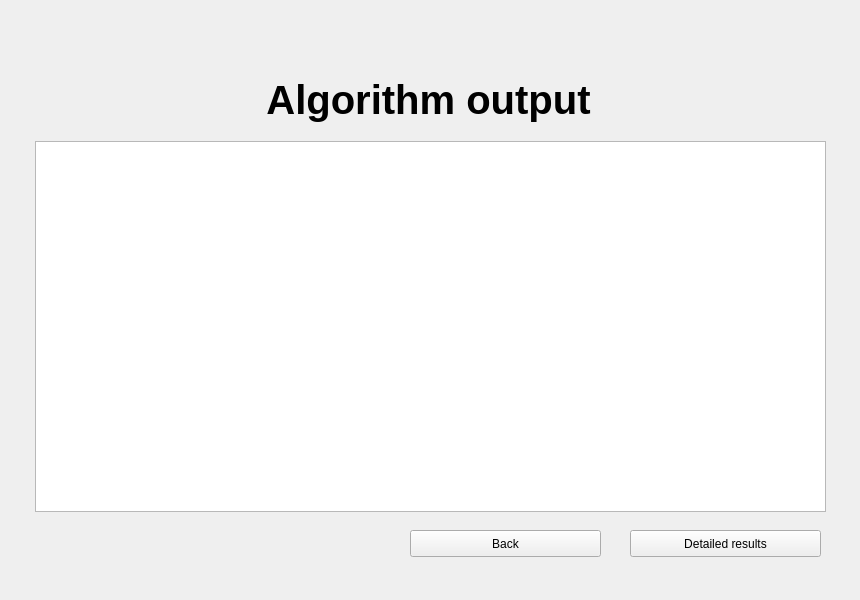
Above: Final/Algorithm/algorithmsummary.ui from aboodmufti/cupid before the change. Below: the same form after it.
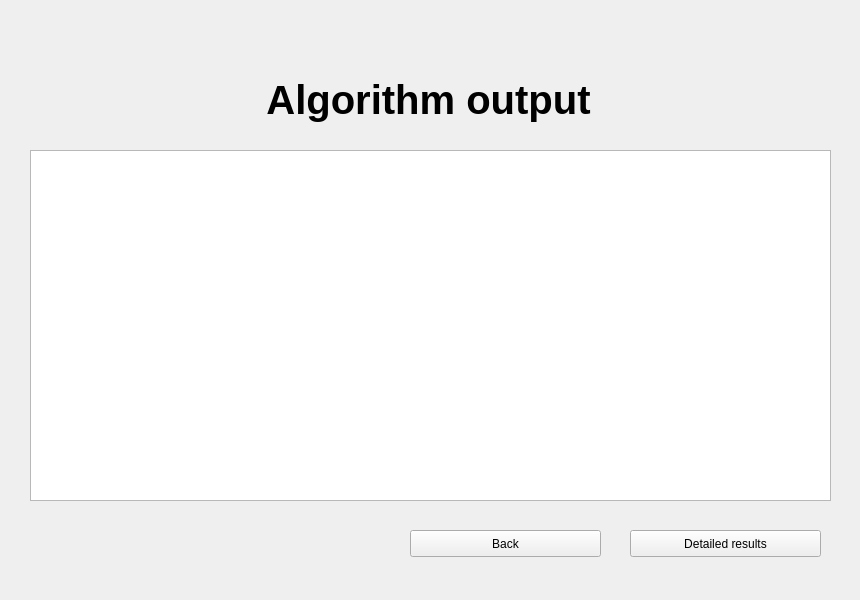
That is the form after the change.

```diff
--- a/Final/Algorithm/algorithmsummary.ui
+++ b/Final/Algorithm/algorithmsummary.ui
@@ -36,16 +36,6 @@
     <set>Qt::AlignCenter</set>
    </property>
   </widget>
-  <widget class="QTextBrowser" name="output">
-   <property name="geometry">
-    <rect>
-     <x>35</x>
-     <y>141</y>
-     <width>791</width>
-     <height>371</height>
-    </rect>
-   </property>
-  </widget>
   <widget class="QPushButton" name="pushButton">
    <property name="geometry">
     <rect>
@@ -72,6 +62,16 @@
     <string>Detailed results</string>
    </property>
   </widget>
+  <widget class="QTableWidget" name="outputTable">
+   <property name="geometry">
+    <rect>
+     <x>30</x>
+     <y>150</y>
+     <width>801</width>
+     <height>351</height>
+    </rect>
+   </property>
+  </widget>
  </widget>
  <resources/>
  <connections/>
```
